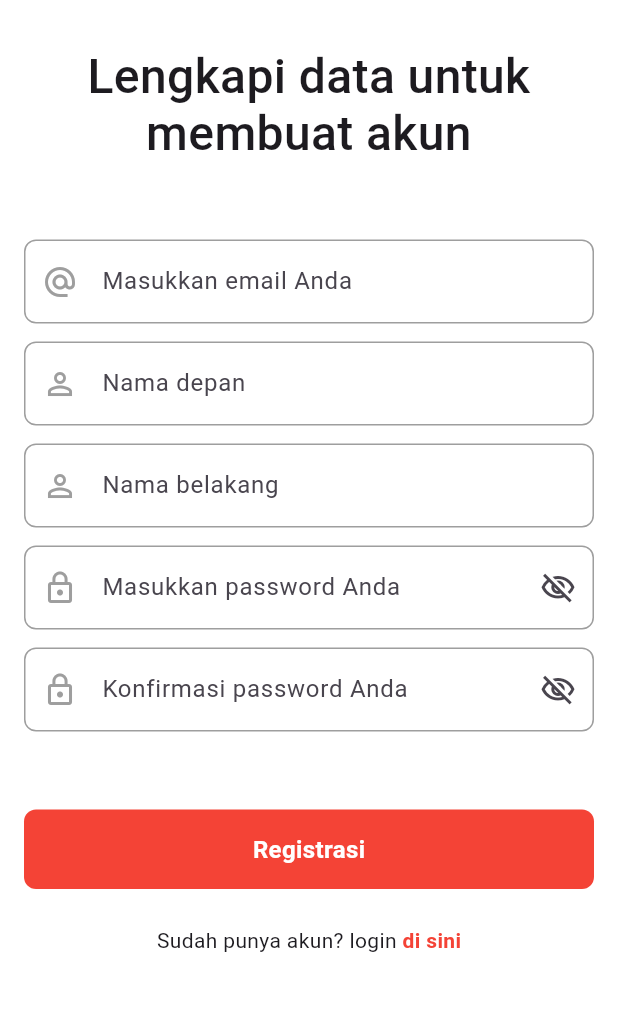
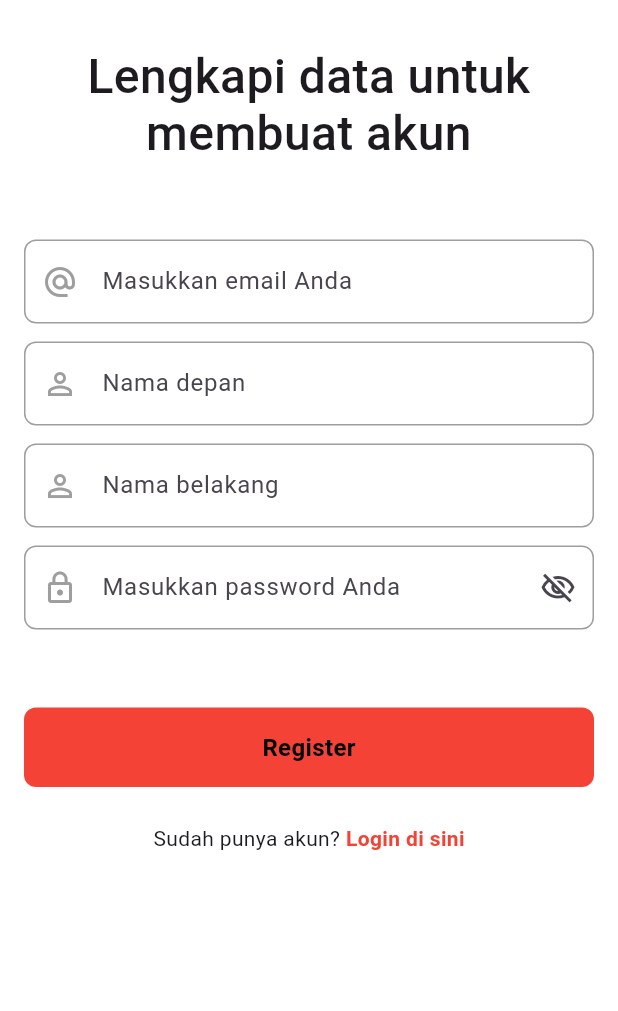
Before and after one commit to aldi-isza/SIMS-PPOB, a Flutter app: the screen it shows after launch, after a tap on "di sini", on a phone screen of 412 x 824 dp, the part 80-1091 px from its top. Run offline on Flutter 3.47's test engine with Material 3 defaults, Android fonts, the phone set to English and light mode, and no system bars; our stand-ins replace carousel_slider, gap, image_picker; accounts and stored records are empty; network calls fail.

Commit message:
feat: Add registration page and authentication provider, update API response models

```diff
--- a/lib/features/auth/data/models/login_response.dart
+++ b/lib/features/auth/data/models/login_response.dart
@@ -1,15 +1,15 @@
 class LoginResponse {
   final int status;
-  final String email;
+  final String message;
   final String? token;
 
   bool get success => status == 0;
-  LoginResponse({required this.status, required this.email, this.token});
+  LoginResponse({required this.status, required this.message, this.token});
 
   factory LoginResponse.fromJson(Map<String, dynamic> json) {
     return LoginResponse(
       status: json["status"],
-      email: json["email"],
+      message: json["message"],
       token: json["data"]?["token"],
     );
   }
--- a/lib/features/auth/data/models/register_response.dart
+++ b/lib/features/auth/data/models/register_response.dart
@@ -2,7 +2,7 @@ class RegisterResponse {
   final int status;
   final String message;
 
-  bool get succsess => status == 0;
+  bool get success => status == 0;
 
   RegisterResponse({required this.status, required this.message});
 
--- /dev/null
+++ b/lib/features/auth/presentation/register_page.dart
@@ -0,0 +1,179 @@
+import 'package:flutter/material.dart';
+import 'package:gap/gap.dart';
+import 'package:provider/provider.dart';
+import 'package:sims_ppob/features/auth/provider/auth_provider.dart';
+import 'package:sims_ppob/presentation/pages/login/login_page.dart';
+import 'package:sims_ppob/presentation/widgets/buttons/custom_button.dart';
+import 'package:sims_ppob/presentation/widgets/forms/custom_textfield.dart';
+import 'package:sims_ppob/presentation/widgets/forms/custom_textfield_pass.dart';
+
+class RegisterPage extends StatefulWidget {
+  const RegisterPage({super.key});
+
+  @override
+  State<RegisterPage> createState() => _RegisterPageState();
+}
+
+class _RegisterPageState extends State<RegisterPage> {
+  final _emailController = TextEditingController();
+  final _firstNameController = TextEditingController();
+  final _lastNameController = TextEditingController();
+  final _passwordController = TextEditingController();
+
+  @override
+  void dispose() {
+    _emailController.dispose();
+    _firstNameController.dispose();
+    _lastNameController.dispose();
+    _passwordController.dispose();
+    super.dispose();
+  }
+
+  @override
+  Widget build(BuildContext context) {
+    final authProvider = context.watch<AuthProvider>();
+
+    return Scaffold(
+      body: ListView(
+        padding: const EdgeInsets.all(16),
+        children: [
+          Center(
+            child: Column(
+              children: [
+                // Logo
+                Row(
+                  mainAxisAlignment: MainAxisAlignment.center,
+                  children: [
+                    Image.asset('assets/Logo.png', height: 30, width: 30),
+                    const Gap(8),
+                    const Text(
+                      'SIMS PPOB',
+                      style: TextStyle(
+                        fontWeight: FontWeight.w700,
+                        fontSize: 26,
+                      ),
+                    ),
+                  ],
+                ),
+                const Gap(32),
+                const Text(
+                  'Lengkapi data untuk membuat akun',
+                  textAlign: TextAlign.center,
+                  style: TextStyle(
+                    fontWeight: FontWeight.w500,
+                    fontSize: 32,
+                    height: 1.2,
+                  ),
+                ),
+                const Gap(52),
+
+                // Input fields
+                CustomTextField(
+                  controller: _emailController,
+                  hintText: 'Masukkan email Anda',
+                  prefixIcon: Icons.alternate_email,
+                  keyboardType: TextInputType.emailAddress,
+                ),
+                const Gap(12),
+                CustomTextField(
+                  controller: _firstNameController,
+                  hintText: 'Nama depan',
+                  prefixIcon: Icons.person_outline,
+                ),
+                const Gap(12),
+                CustomTextField(
+                  controller: _lastNameController,
+                  hintText: 'Nama belakang',
+                  prefixIcon: Icons.person_outline,
+                ),
+                const Gap(12),
+                CustomTextFieldPass(
+                  controller: _passwordController,
+                  text: 'Masukkan password Anda',
+                ),
+                const Gap(52),
+
+                // Button
+                authProvider.isLoading
+                    ? const CircularProgressIndicator()
+                    : CustomButton(
+                      text: 'Register',
+                      color: Colors.red,
+                      colorText: Colors.black,
+                      onPressed: () async {
+                        print("=== DEBUG FORM INPUT ===");
+                        print("Email: ${_emailController.text}");
+                        print("First Name: ${_firstNameController.text}");
+                        print("Last Name: ${_lastNameController.text}");
+                        print("Password: ${_passwordController.text}");
+
+                        await authProvider.register(
+                          email: _emailController.text.trim(),
+                          firstName: _firstNameController.text.trim(),
+                          lastName: _lastNameController.text.trim(),
+                          password: _passwordController.text.trim(),
+                        );
+
+                        if (authProvider.registerResponse?.success == true) {
+                          if (mounted) {
+                            ScaffoldMessenger.of(context).showSnackBar(
+                              SnackBar(
+                                content: Text(
+                                  authProvider.registerResponse!.message,
+                                ),
+                                backgroundColor: Colors.green,
+                              ),
+                            );
+                            await Future.delayed(const Duration(seconds: 2));
+                            Navigator.pushReplacement(
+                              context,
+                              MaterialPageRoute(
+                                builder: (_) => const LoginPage(),
+                              ),
+                            );
+                          }
+                        } else if (authProvider.errorMessage != null) {
+                          if (mounted) {
+                            ScaffoldMessenger.of(context).showSnackBar(
+                              SnackBar(
+                                content: Text(authProvider.errorMessage!),
+                                backgroundColor: Colors.red,
+                              ),
+                            );
+                          }
+                        }
+                      },
+                    ),
+
+                const Gap(24),
+                // Link ke Login
+                Row(
+                  mainAxisAlignment: MainAxisAlignment.center,
+                  children: [
+                    const Text('Sudah punya akun?'),
+                    GestureDetector(
+                      onTap:
+                          () => Navigator.pushReplacement(
+                            context,
+                            MaterialPageRoute(
+                              builder: (_) => const LoginPage(),
+                            ),
+                          ),
+                      child: const Text(
+                        ' Login di sini',
+                        style: TextStyle(
+                          fontWeight: FontWeight.bold,
+                          color: Colors.red,
+                        ),
+                      ),
+                    ),
+                  ],
+                ),
+              ],
+            ),
+          ),
+        ],
+      ),
+    );
+  }
+}
--- /dev/null
+++ b/lib/features/auth/provider/auth_provider.dart
@@ -0,0 +1,86 @@
+import 'package:flutter/foundation.dart';
+import 'package:sims_ppob/features/auth/data/auth_api.dart';
+import 'package:sims_ppob/features/auth/data/models/login_request.dart';
+import 'package:sims_ppob/features/auth/data/models/login_response.dart';
+import 'package:sims_ppob/features/auth/data/models/register_request.dart';
+import 'package:sims_ppob/features/auth/data/models/register_response.dart';
+
+class AuthProvider extends ChangeNotifier {
+  final AuthApi _api = AuthApi();
+
+  bool _isLoading = false;
+  bool get isLoading => _isLoading;
+
+  String? _errorMessage;
+  String? get errorMessage => _errorMessage;
+
+  RegisterResponse? _registerResponse;
+  RegisterResponse? get registerResponse => _registerResponse;
+
+  LoginResponse? _loginResponse;
+  LoginResponse? get loginResponse => _loginResponse;
+
+  Future<void> register({
+    required String email,
+    required String firstName,
+    required String lastName,
+    required String password,
+  }) async {
+    _isLoading = true;
+    _errorMessage = null;
+    _registerResponse = null;
+    notifyListeners();
+
+    try {
+      final request = RegisterRequest(
+        email: email,
+        firstName: firstName,
+        lastName: lastName,
+        password: password,
+      );
+
+      print("DEBUG Register Request: ${request.toJson()}");
+
+      _registerResponse = await _api.register(request);
+
+      print("DEBUG Register Response: ${_registerResponse?.message}");
+
+      if (!_registerResponse!.success) {
+        _errorMessage = _registerResponse!.message;
+      }
+    } catch (e) {
+      _errorMessage = e.toString();
+      print("Register Error: $_errorMessage");
+    } finally {
+      _isLoading = false;
+      notifyListeners();
+    }
+  }
+
+  Future<void> login({required String email, required String password}) async {
+    _isLoading = true;
+    _errorMessage = null;
+    _loginResponse = null;
+    notifyListeners();
+
+    try {
+      final request = LoginRequest(email: email, password: password);
+
+      print("DEBUG Login Request: ${request.toJson()}");
+
+      _loginResponse = await _api.login(request);
+
+      print("DEBUG Login Response: ${_loginResponse?.message}");
+
+      if (!_loginResponse!.success) {
+        _errorMessage = _loginResponse!.message;
+      }
+    } catch (e) {
+      _errorMessage = e.toString();
+      print("Login Error: $_errorMessage");
+    } finally {
+      _isLoading = false;
+      notifyListeners();
+    }
+  }
+}
--- a/lib/main.dart
+++ b/lib/main.dart
@@ -1,8 +1,15 @@
 import 'package:flutter/material.dart';
+import 'package:provider/provider.dart';
+import 'package:sims_ppob/features/auth/provider/auth_provider.dart';
 import 'package:sims_ppob/presentation/pages/splash/splash_page.dart';
 
 void main() {
-  runApp(const MyApp());
+  runApp(
+    MultiProvider(
+      providers: [ChangeNotifierProvider(create: (_) => AuthProvider())],
+      child: const MyApp(),
+    ),
+  );
 }
 
 class MyApp extends StatelessWidget {
--- a/lib/presentation/pages/login/login_page.dart
+++ b/lib/presentation/pages/login/login_page.dart
@@ -1,7 +1,8 @@
 import 'package:flutter/material.dart';
 import 'package:gap/gap.dart';
+import 'package:sims_ppob/features/auth/presentation/register_page.dart';
 import 'package:sims_ppob/presentation/pages/dashboard/dashboard_page.dart';
-import 'package:sims_ppob/presentation/pages/registration/register_page.dart';
+
 import '../../widgets/widgets.dart';
 
 class LoginPage extends StatelessWidget {
@@ -70,7 +71,7 @@ class LoginPage extends StatelessWidget {
                         () => Navigator.push(
                           context,
                           MaterialPageRoute(
-                            builder: (context) => RegistrationPage(),
+                            builder: (context) => RegisterPage(),
                           ),
                         ),
                     child: Text(
```
Also changed, not shown: lib/features/auth/data/auth_api.dart (+8 -2 lines).
